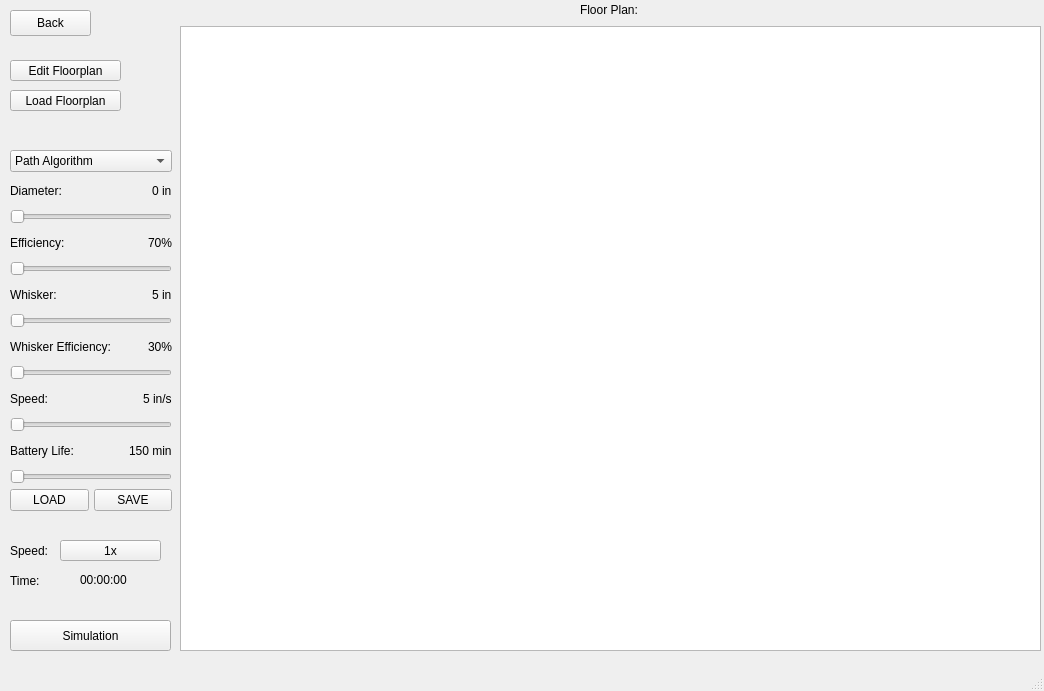
Above: Source/Views/Sim.ui from CS499-RoboVac/Robovac before the change. Below: the same form after it.
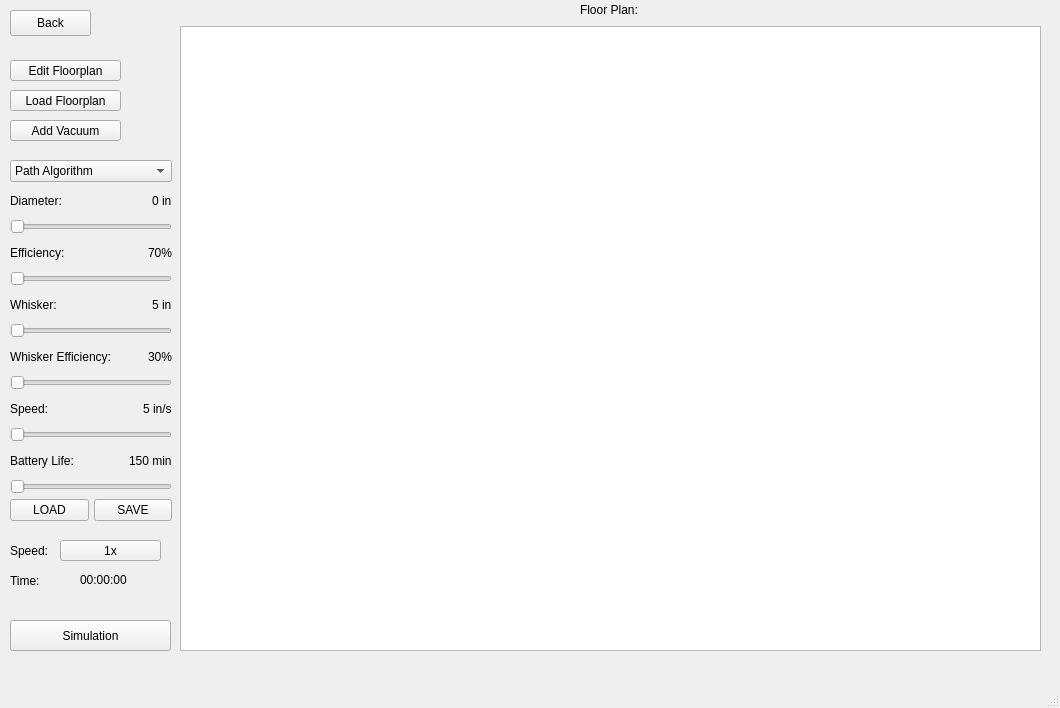
That is the form after the change.

Commit message: Added "Add Vacuum" button

```diff
--- a/Source/Views/Sim.ui
+++ b/Source/Views/Sim.ui
@@ -6,8 +6,8 @@
    <rect>
     <x>0</x>
     <y>0</y>
-    <width>1044</width>
-    <height>691</height>
+    <width>1060</width>
+    <height>708</height>
    </rect>
   </property>
   <property name="windowTitle">
@@ -83,7 +83,7 @@
     <property name="geometry">
      <rect>
       <x>10</x>
-      <y>150</y>
+      <y>160</y>
       <width>162</width>
       <height>361</height>
      </rect>
@@ -459,6 +459,19 @@
      <string>00:00:00</string>
     </property>
    </widget>
+   <widget class="QPushButton" name="AddVacuumButton">
+    <property name="geometry">
+     <rect>
+      <x>10</x>
+      <y>120</y>
+      <width>111</width>
+      <height>21</height>
+     </rect>
+    </property>
+    <property name="text">
+     <string>Add Vacuum</string>
+    </property>
+   </widget>
   </widget>
   <widget class="QMenuBar" name="menubar">
    <property name="geometry">
```
Left out of the diff: 2 changed lines with no effect on the pictures. The commit also changes 1 other file.
